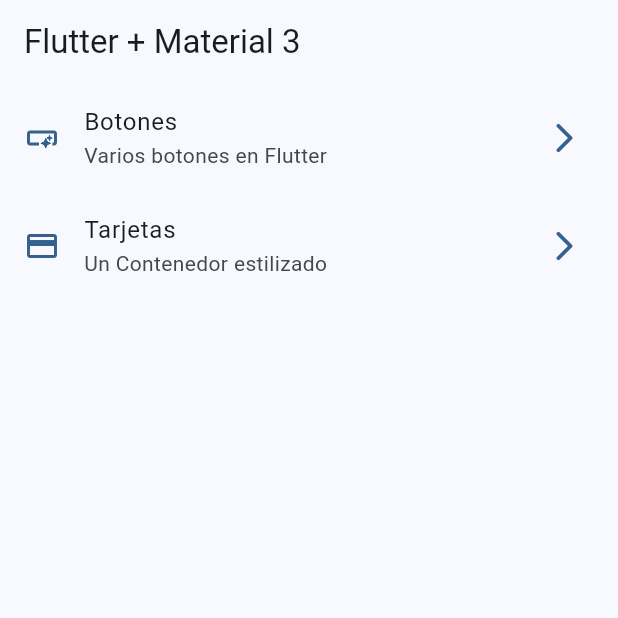
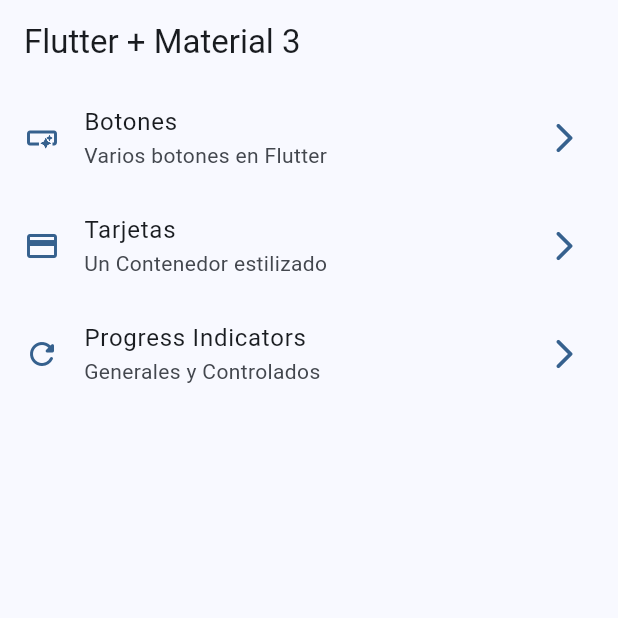
Before and after one commit to Neno2113/widgets_apps, a Flutter app: the screen it shows after launch, on a phone screen of 412 x 824 dp, the top half of it. Run offline on Flutter 3.47's test engine with Material 2 defaults, Android fonts, the phone set to English and light mode, and no system bars; our stand-ins replace go_router.

Commit message:
progress indicator finished

```diff
--- a/lib/config/menu/menu_items.dart
+++ b/lib/config/menu/menu_items.dart
@@ -27,4 +27,10 @@ const appMenuItems = <MenuItem>[
     link: '/cards',
     icon: Icons.credit_card
   ),
+  MenuItem(
+    title: 'Progress Indicators',
+    subTitle: 'Generales y Controlados',
+    link: '/progress',
+    icon: Icons.refresh_rounded
+  ),
 ];
--- a/lib/config/router/app_router.dart
+++ b/lib/config/router/app_router.dart
@@ -21,5 +21,10 @@ final appRouter = GoRouter(
       name: ButtonsScreen.name,
       builder: (context, state) => const ButtonsScreen(),
     ),
+    GoRoute(
+      path: '/progress' ,
+      name: ProgressScreen.name,
+      builder: (context, state) => const ProgressScreen(),
+    )
   ],
 );
```
Also changed, not shown: lib/presentation/screens/progress/progress_screen.dart (+73 -1 lines).
